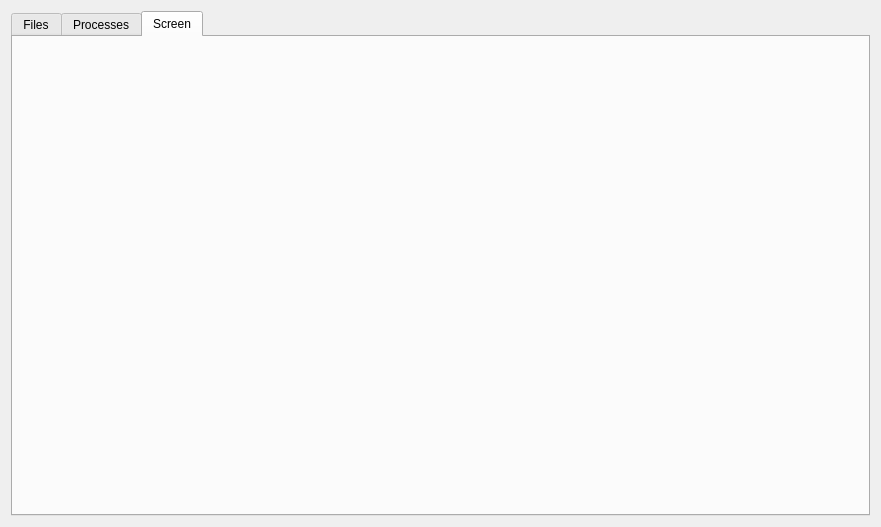
Above: m0n1t0r-ui/src/Widget/ClientTab.ui from MMitsuha/m0n1t0r before the change. Below: the same form after it.
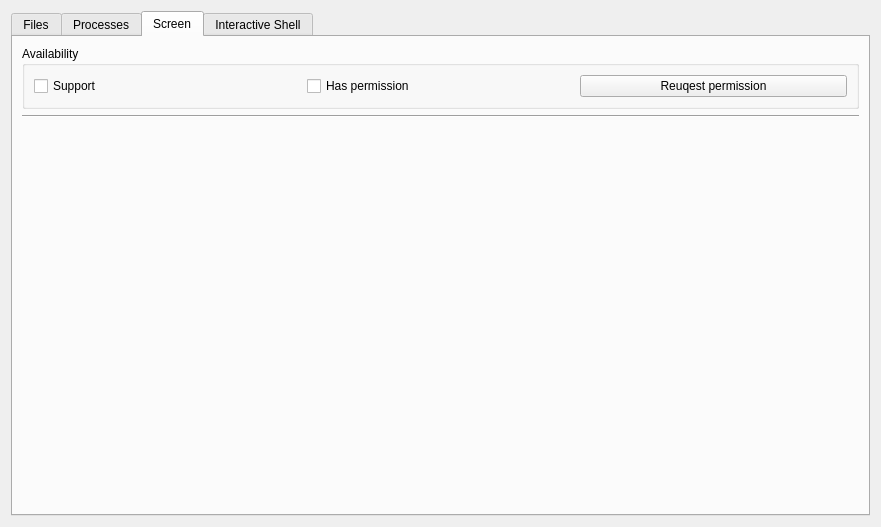
That is the form after the change. The open tabs and pages were chosen to show the change.

Commit message: feat: Add interactive shell in UI

What changed in the file:
```diff
--- a/m0n1t0r-ui/src/Widget/ClientTab.ui
+++ b/m0n1t0r-ui/src/Widget/ClientTab.ui
@@ -77,7 +77,102 @@
       <attribute name="title">
        <string>Screen</string>
       </attribute>
-      <layout class="QGridLayout" name="gridLayout_3"/>
+      <layout class="QGridLayout" name="gridLayout_3">
+       <item row="0" column="0">
+        <layout class="QVBoxLayout" name="verticalLayout_2">
+         <item>
+          <widget class="QGroupBox" name="groupBox">
+           <property name="title">
+            <string>Availability</string>
+           </property>
+           <layout class="QGridLayout" name="gridLayout_5">
+            <item row="0" column="1">
+             <widget class="QCheckBox" name="checkBox_has_permission">
+              <property name="enabled">
+               <bool>true</bool>
+              </property>
+              <property name="mouseTracking">
+               <bool>false</bool>
+              </property>
+              <property name="focusPolicy">
+               <enum>Qt::FocusPolicy::NoFocus</enum>
+              </property>
+              <property name="text">
+               <string>Has permission</string>
+              </property>
+              <property name="checkable">
+               <bool>true</bool>
+              </property>
+              <property name="checked">
+               <bool>false</bool>
+              </property>
+              <property name="tristate">
+               <bool>false</bool>
+              </property>
+             </widget>
+            </item>
+            <item row="0" column="2">
+             <widget class="QPushButton" name="pushButton_request_permission">
+              <property name="text">
+               <string>Reuqest permission</string>
+              </property>
+             </widget>
+            </item>
+            <item row="0" column="0">
+             <widget class="QCheckBox" name="checkBox_support">
+              <property name="enabled">
+               <bool>true</bool>
+              </property>
+              <property name="mouseTracking">
+               <bool>false</bool>
+              </property>
+              <property name="focusPolicy">
+               <enum>Qt::FocusPolicy::NoFocus</enum>
+              </property>
+              <property name="text">
+               <string>Support</string>
+              </property>
+              <property name="checkable">
+               <bool>true</bool>
+              </property>
+             </widget>
+            </item>
+           </layout>
+          </widget>
+         </item>
+         <item>
+          <widget class="Line" name="line">
+           <property name="orientation">
+            <enum>Qt::Orientation::Horizontal</enum>
+           </property>
+          </widget>
+         </item>
+         <item>
+          <spacer name="verticalSpacer">
+           <property name="orientation">
+            <enum>Qt::Orientation::Vertical</enum>
+           </property>
+           <property name="sizeHint" stdset="0">
+            <size>
+             <width>20</width>
+             <height>40</height>
+            </size>
+           </property>
+          </spacer>
+         </item>
+        </layout>
+       </item>
+      </layout>
+     </widget>
+     <widget class="QWidget" name="tabInteractiveShell">
+      <attribute name="title">
+       <string>Interactive Shell</string>
+      </attribute>
+      <layout class="QGridLayout" name="gridLayout_7">
+       <item row="0" column="0">
+        <layout class="QGridLayout" name="layout_interactive_shell"/>
+       </item>
+      </layout>
      </widget>
     </widget>
    </item>
```
Left out of the diff: 2 changed lines with no effect on the pictures. The commit also changes 15 other files.
